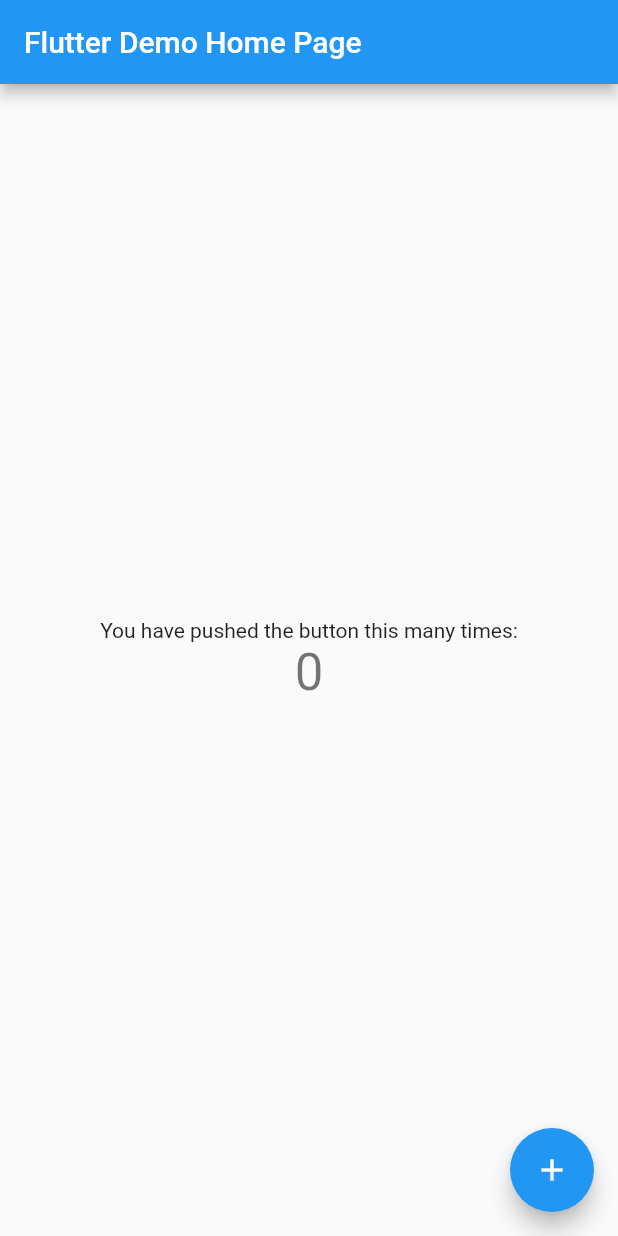
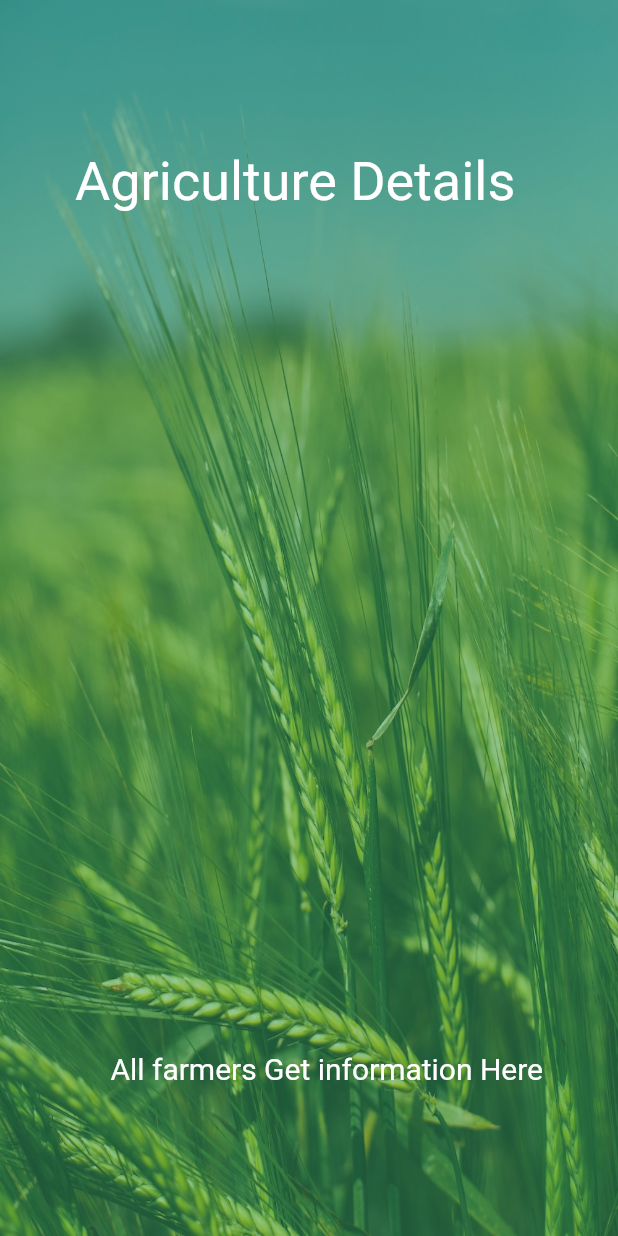
Before and after one commit to robinson1505/agro, a Flutter app: the first screen one second after launch, on a phone screen of 412 x 824 dp. Run offline on Flutter 3.47's test engine with Material 2 defaults, Android fonts, the phone set to English and light mode, and no system bars.

Commit message:
create the app bar and the splash screen

```diff
--- /dev/null
+++ b/agro/lib/app/view/screen/splash_screen.dart
@@ -0,0 +1,73 @@
+import 'dart:async';
+import 'package:flutter/material.dart';
+
+class SplashScreen extends StatefulWidget {
+  const SplashScreen({super.key});
+
+  @override
+  State<SplashScreen> createState() => _SplashScreenState();
+}
+
+class _SplashScreenState extends State<SplashScreen> {
+  @override
+  void initState() {
+    super.initState();
+    Timer(const Duration(seconds: 5), () {
+      Navigator.pushReplacementNamed(context, '/home');
+    });
+  }
+
+  @override
+  void dispose() {
+    super.dispose();
+  }
+
+  @override
+  Widget build(BuildContext context) {
+    return Scaffold(
+      body: Stack(
+        children: [
+          SizedBox(
+            width: double.infinity,
+            height: double.maxFinite,
+            child: Image.asset(
+              'assets/images/background.jpeg',
+              fit: BoxFit.fill,
+            ),
+          ),
+          Container(
+            width: double.infinity,
+            height: double.maxFinite,
+            color: const Color.fromRGBO(
+              49,
+              160,
+              95,
+              0.5,
+            ),
+          ),
+          const Positioned(
+            top: 100,
+            left: 50,
+            child: Text(
+              'Agriculture Details',
+              style: TextStyle(fontSize: 36, color: Colors.white),
+            ),
+          ),
+          const Positioned(
+            bottom: 100,
+            right: 50,
+            child: Text(
+              'All farmers Get information Here',
+
+              style: TextStyle(
+                fontSize: 20,
+                color: Colors.white,
+              ),
+              softWrap: true,
+            ),
+          ),
+        ],
+      ),
+    );
+  }
+}
--- a/agro/lib/main.dart
+++ b/agro/lib/main.dart
@@ -1,115 +1,24 @@
+import 'package:agro/app/view/screen/home_screen.dart';
+import 'package:agro/app/view/screen/splash_screen.dart';
 import 'package:flutter/material.dart';
 
 void main() {
-  runApp(const MyApp());
+  runApp(const AgroApp());
 }
 
-class MyApp extends StatelessWidget {
-  const MyApp({super.key});
+class AgroApp extends StatelessWidget {
+  const AgroApp({super.key});
 
-  // This widget is the root of your application.
   @override
   Widget build(BuildContext context) {
     return MaterialApp(
-      title: 'Flutter Demo',
-      theme: ThemeData(
-        // This is the theme of your application.
-        //
-        // Try running your application with "flutter run". You'll see the
-        // application has a blue toolbar. Then, without quitting the app, try
-        // changing the primarySwatch below to Colors.green and then invoke
-        // "hot reload" (press "r" in the console where you ran "flutter run",
-        // or simply save your changes to "hot reload" in a Flutter IDE).
-        // Notice that the counter didn't reset back to zero; the application
-        // is not restarted.
-        primarySwatch: Colors.blue,
-      ),
-      home: const MyHomePage(title: 'Flutter Demo Home Page'),
+      debugShowCheckedModeBanner: false,
+      title: 'Agro App',
+      initialRoute: '/',
+      routes: {
+        '/': (context) => const SplashScreen(),
+        '/home': (context) => const HomeScreen(),
+      },
     );
   }
 }
-
-class MyHomePage extends StatefulWidget {
-  const MyHomePage({super.key, required this.title});
-
-  // This widget is the home page of your application. It is stateful, meaning
-  // that it has a State object (defined below) that contains fields that affect
-  // how it looks.
-
-  // This class is the configuration for the state. It holds the values (in this
-  // case the title) provided by the parent (in this case the App widget) and
-  // used by the build method of the State. Fields in a Widget subclass are
-  // always marked "final".
-
-  final String title;
-
-  @override
-  State<MyHomePage> createState() => _MyHomePageState();
-}
-
-class _MyHomePageState extends State<MyHomePage> {
-  int _counter = 0;
-
-  void _incrementCounter() {
-    setState(() {
-      // This call to setState tells the Flutter framework that something has
-      // changed in this State, which causes it to rerun the build method below
-      // so that the display can reflect the updated values. If we changed
-      // _counter without calling setState(), then the build method would not be
-      // called again, and so nothing would appear to happen.
-      _counter++;
-    });
-  }
-
-  @override
-  Widget build(BuildContext context) {
-    // This method is rerun every time setState is called, for instance as done
-    // by the _incrementCounter method above.
-    //
-    // The Flutter framework has been optimized to make rerunning build methods
-    // fast, so that you can just rebuild anything that needs updating rather
-    // than having to individually change instances of widgets.
-    return Scaffold(
-      appBar: AppBar(
-        // Here we take the value from the MyHomePage object that was created by
-        // the App.build method, and use it to set our appbar title.
-        title: Text(widget.title),
-      ),
-      body: Center(
-        // Center is a layout widget. It takes a single child and positions it
-        // in the middle of the parent.
-        child: Column(
-          // Column is also a layout widget. It takes a list of children and
-          // arranges them vertically. By default, it sizes itself to fit its
-          // children horizontally, and tries to be as tall as its parent.
-          //
-          // Invoke "debug painting" (press "p" in the console, choose the
-          // "Toggle Debug Paint" action from the Flutter Inspector in Android
-          // Studio, or the "Toggle Debug Paint" command in Visual Studio Code)
-          // to see the wireframe for each widget.
-          //
-          // Column has various properties to control how it sizes itself and
-          // how it positions its children. Here we use mainAxisAlignment to
-          // center the children vertically; the main axis here is the vertical
-          // axis because Columns are vertical (the cross axis would be
-          // horizontal).
-          mainAxisAlignment: MainAxisAlignment.center,
-          children: <Widget>[
-            const Text(
-              'You have pushed the button this many times:',
-            ),
-            Text(
-              '$_counter',
-              style: Theme.of(context).textTheme.headlineMedium,
-            ),
-          ],
-        ),
-      ),
-      floatingActionButton: FloatingActionButton(
-        onPressed: _incrementCounter,
-        tooltip: 'Increment',
-        child: const Icon(Icons.add),
-      ), // This trailing comma makes auto-formatting nicer for build methods.
-    );
-  }
-}
--- a/agro/pubspec.yaml
+++ b/agro/pubspec.yaml
@@ -59,8 +59,8 @@ flutter:
   uses-material-design: true
 
   # To add assets to your application, add an assets section, like this:
-  # assets:
-  #   - images/a_dot_burr.jpeg
+  assets:
+   - assets/images/background.jpeg
   #   - images/a_dot_ham.jpeg
 
   # An image asset can refer to one or more resolution-specific "variants", see
```
Also changed, not shown: agro/lib/app/view/screen/home_screen.dart (added, +26 -0 lines), agro/lib/app/view/widget/my_crop_search.dart (added, +38 -0 lines), agro/assets/images/background.jpeg (added), 5 other files.
